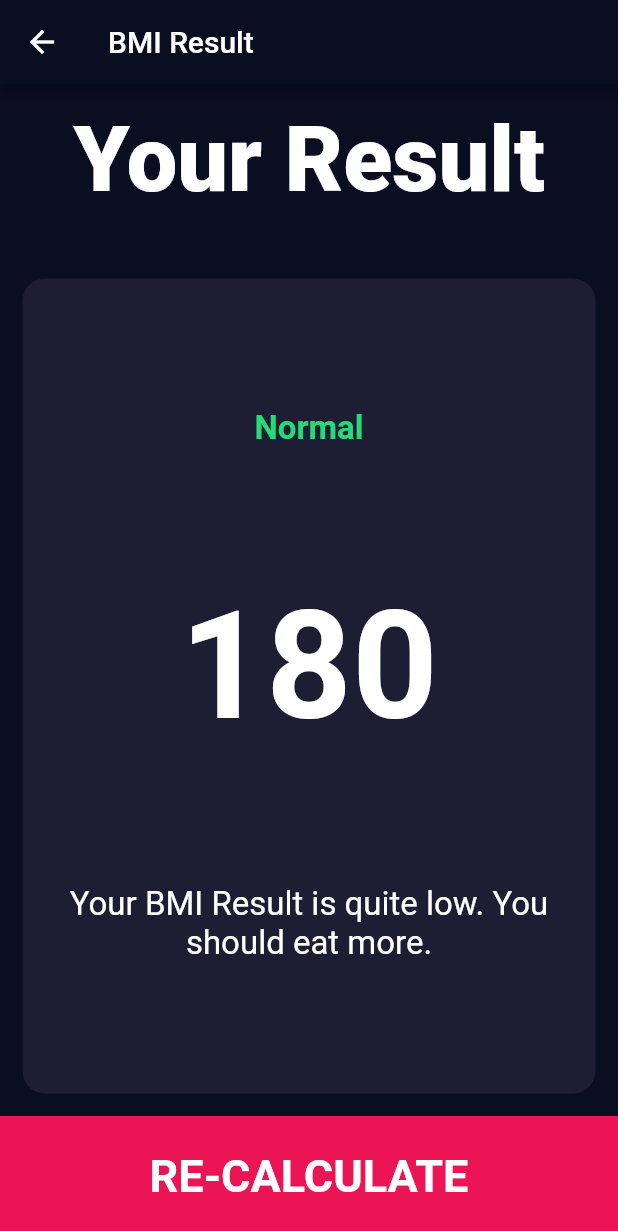
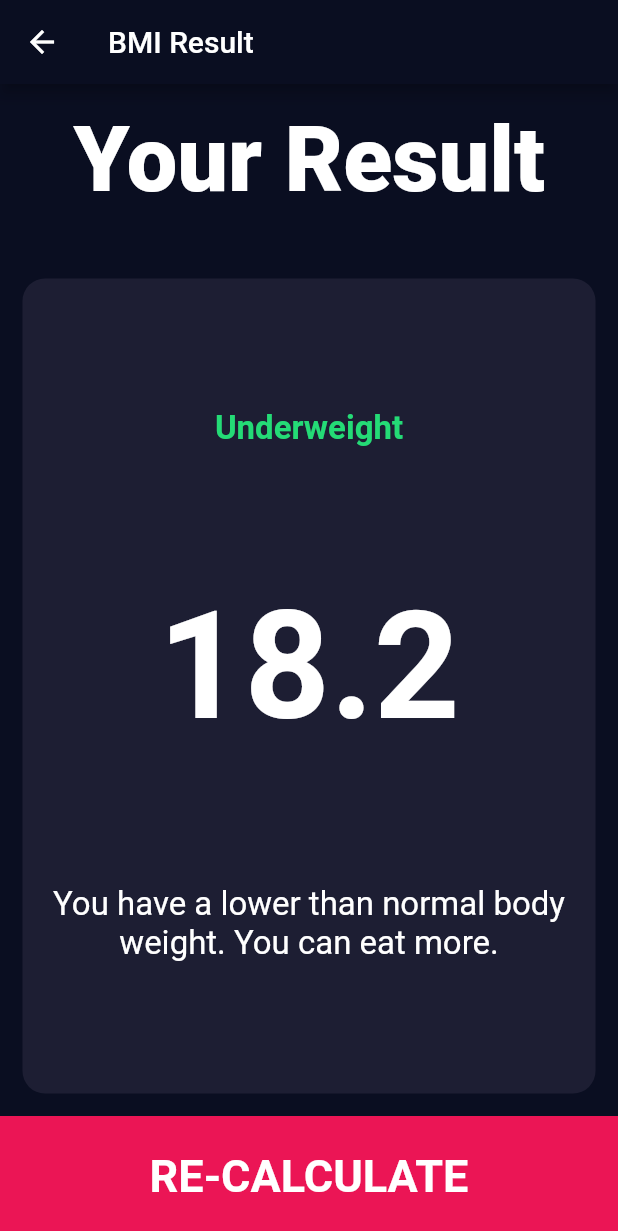
Before and after one commit to joneyspark/flutter-project, a Flutter app: the screen it shows after launch, after a tap on "CALCULATE", on a phone screen of 412 x 824 dp. Shown: the top 1231 px of the screen. Run offline on Flutter 3.47's test engine with Material 2 defaults, Android fonts, the phone set to English and light mode, and no system bars; our stand-ins replace audioplayers, font_awesome_flutter, rflutter_alert.

Commit message:
BMI Calculator App Calculation Class

```diff
--- a/lib/bmi-calculator/bmi_calculator_view.dart
+++ b/lib/bmi-calculator/bmi_calculator_view.dart
@@ -1,5 +1,6 @@
 import 'package:flutter/material.dart';
 import 'package:font_awesome_flutter/font_awesome_flutter.dart';
+import 'package:helloworld/bmi-calculator/calculator_brain.dart';
 import 'package:helloworld/bmi-calculator/constants.dart';
 import 'package:helloworld/bmi-calculator/result_view.dart';
 import 'package:helloworld/bmi-calculator/widget/bottomButtonWidget.dart';
@@ -21,8 +22,8 @@ class BmiCalculatorView extends StatefulWidget {
 
 class _BmiCalculatorViewState extends State<BmiCalculatorView> {
   Gender? selectedGender;
-  int sliderHeight = 180;
-  int sliderWeight = 60;
+  int height = 180;
+  int weight = 60;
   int age = 20;
   @override
   Widget build(BuildContext context) {
@@ -90,7 +91,7 @@ class _BmiCalculatorViewState extends State<BmiCalculatorView> {
                           textBaseline: TextBaseline.alphabetic,
                           children: [
                             Text(
-                              sliderHeight.toString(),
+                              height.toString(),
                               style: heavyFontStyle,
                             ),
                             const Text(
@@ -111,14 +112,14 @@ class _BmiCalculatorViewState extends State<BmiCalculatorView> {
                             inactiveTrackColor: Color(0xFF8D8E98),
                           ),
                           child: Slider(
-                            value: sliderHeight.toDouble(),
+                            value: height.toDouble(),
                             min: 120,
                             max: 600,
                             // activeColor: Color(0xFFEB1555),
                             // inactiveColor: Color(0xFF8D8E98),
                             onChanged: (double newValue) {
                               setState(() {
-                                sliderHeight = newValue.round();
+                                height = newValue.round();
                               });
                             },
                           ),
@@ -144,7 +145,7 @@ class _BmiCalculatorViewState extends State<BmiCalculatorView> {
                           style: labelTextStyle,
                         ),
                         Text(
-                          sliderWeight.toString(),
+                          weight.toString(),
                           style: heavyFontStyle,
                         ),
                         Row(
@@ -154,7 +155,7 @@ class _BmiCalculatorViewState extends State<BmiCalculatorView> {
                               icon: FontAwesomeIcons.minus,
                               onPress: () {
                                 setState(() {
-                                  sliderWeight--;
+                                  weight--;
                                 });
                               },
                             ),
@@ -165,7 +166,7 @@ class _BmiCalculatorViewState extends State<BmiCalculatorView> {
                               icon: FontAwesomeIcons.plus,
                               onPress: () {
                                 setState(() {
-                                  sliderWeight++;
+                                  weight++;
                                 });
                               },
                             ),
@@ -223,10 +224,16 @@ class _BmiCalculatorViewState extends State<BmiCalculatorView> {
           BottomButtonWidget(
             buttonTitle: "CALCULATE",
             onTap: () {
+              BMICalculator calc =
+                  BMICalculator(height: height, weight: weight);
               Navigator.push(
                 context,
                 MaterialPageRoute(
-                  builder: (context) => const BmiResultView(),
+                  builder: (context) => BmiResultView(
+                    bmiResult: calc.getResult(),
+                    bmiText: calc.getBmiText(),
+                    bmiDetails: calc.getInterpretation(),
+                  ),
                 ),
               );
             },
--- /dev/null
+++ b/lib/bmi-calculator/calculator_brain.dart
@@ -0,0 +1,37 @@
+import 'dart:math';
+
+class BMICalculator {
+  BMICalculator({
+    required this.height,
+    required this.weight,
+  });
+
+  final int height;
+  final int weight;
+  late double bmi;
+
+  getResult() {
+    bmi = weight / pow(height / 100, 2);
+    return bmi.toStringAsFixed(1);
+  }
+
+  getBmiText() {
+    if (bmi >= 25) {
+      return "Overweight";
+    } else if (bmi > 18.5) {
+      return "Normal";
+    } else {
+      return "Underweight";
+    }
+  }
+
+  getInterpretation() {
+    if (bmi >= 25) {
+      return "You have a higher than normal body weight. Try to exercies more";
+    } else if (bmi > 18.5) {
+      return "You have a normal body weight. Goob Job!";
+    } else {
+      return "You have a lower than normal body weight. You can eat more.";
+    }
+  }
+}
--- a/lib/bmi-calculator/result_view.dart
+++ b/lib/bmi-calculator/result_view.dart
@@ -1,17 +1,25 @@
 import 'package:flutter/material.dart';
-import 'package:helloworld/bmi-calculator/bmi_calculator_view.dart';
 import 'package:helloworld/bmi-calculator/constants.dart';
 import 'package:helloworld/bmi-calculator/widget/bottomButtonWidget.dart';
 import 'package:helloworld/bmi-calculator/widget/reuseableCardWidget.dart';
 
 class BmiResultView extends StatelessWidget {
-  const BmiResultView({super.key});
-
+  BmiResultView({
+    super.key,
+    required this.bmiResult,
+    required this.bmiText,
+    required this.bmiDetails,
+  });
+  final String bmiResult;
+  final String bmiText;
+  final String bmiDetails;
   @override
   Widget build(BuildContext context) {
     return Scaffold(
       appBar: AppBar(
-        title: const Text("BMI Result"),
+        title: const Text(
+          "BMI Result",
+        ),
       ),
       body: Column(
         crossAxisAlignment: CrossAxisAlignment.stretch,
@@ -33,17 +41,17 @@ class BmiResultView extends StatelessWidget {
               cardChild: Column(
                 mainAxisAlignment: MainAxisAlignment.spaceEvenly,
                 crossAxisAlignment: CrossAxisAlignment.center,
-                children: const [
+                children: [
                   Text(
-                    "Normal",
+                    bmiText,
                     style: kresultTextStyle,
                   ),
                   Text(
-                    "180",
+                    bmiResult,
                     style: kbmiTextStyle,
                   ),
                   Text(
-                    "Your BMI Result is quite low. You should eat more.",
+                    bmiDetails,
                     style: kbmiBodyStyle,
                     textAlign: TextAlign.center,
                   ),
```
